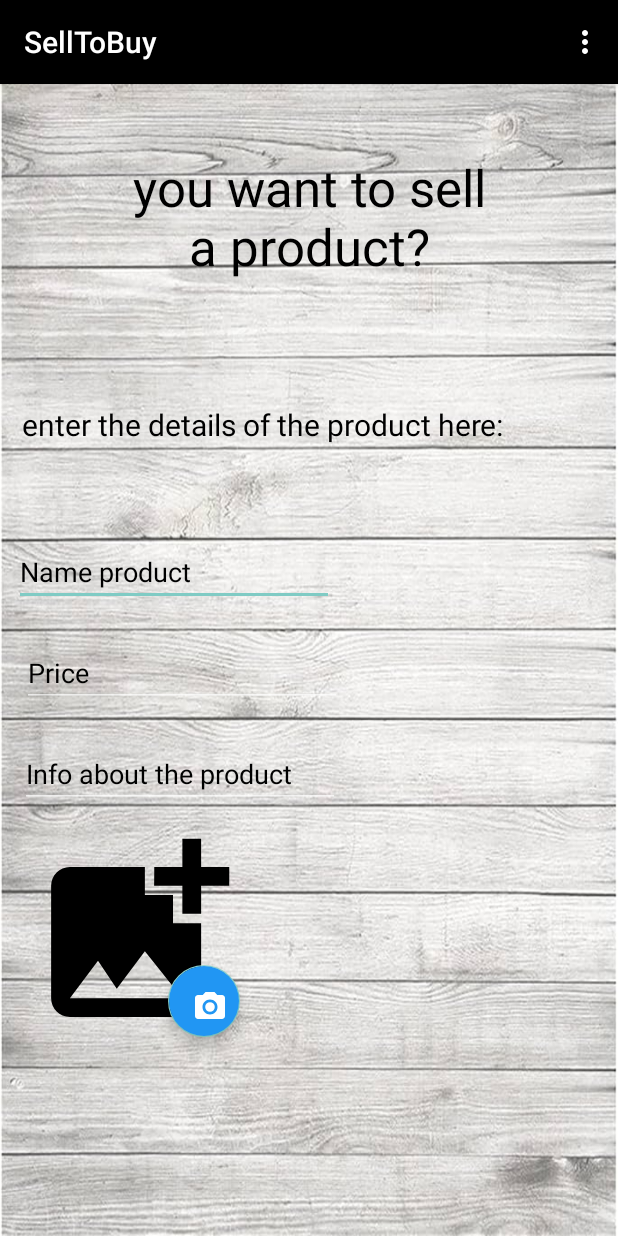
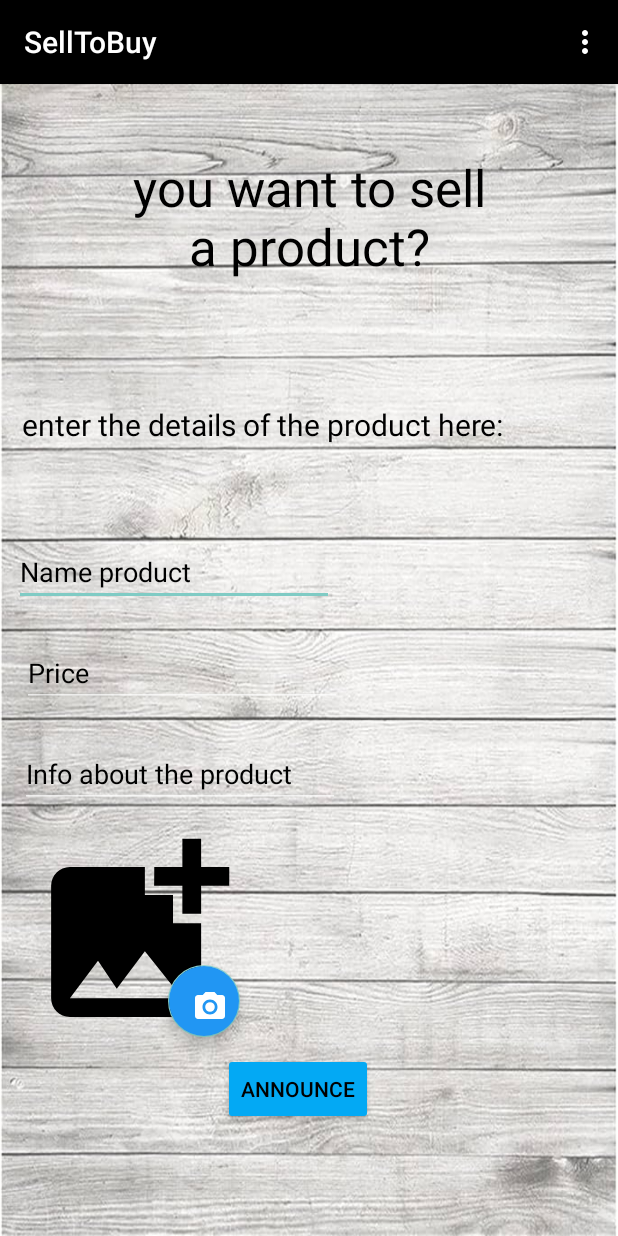
Before and after one commit to liamshmilo2/SellToBuy, an Android app: the screen it shows after launch once a user with an empty profile is signed in (Sell), in the options menu, after a tap on "Sell products", on a phone screen of 412 x 824 dp. Run offline under Robolectric (Android 15) with nearby library versions, the phone set to English and light mode, and no system bars; our stand-ins replace Firebase (no records; nobody signed in at launch, a user with empty details on screens opened directly).

Commit message:
final 30/10/23

```diff
--- a/app/src/main/java/com/example/selltobuy/FirebaseController.java
+++ b/app/src/main/java/com/example/selltobuy/FirebaseController.java
@@ -15,7 +15,7 @@ import com.google.firebase.database.FirebaseDatabase;
 
 public class FirebaseController {
 
-    private static FirebaseAuth mAuth;
+    private static FirebaseAuth MAUTH;
     private static FirebaseDatabase DATABASE;
     private static DatabaseReference MYREF;
     private Context context;
@@ -26,9 +26,9 @@ public class FirebaseController {
 
     public static FirebaseAuth getAuth()
     {
-        if(mAuth == null)
-            mAuth=FirebaseAuth.getInstance();
-        return mAuth;
+        if(MAUTH == null)
+            MAUTH =FirebaseAuth.getInstance();
+        return MAUTH;
     }
 
      public static FirebaseDatabase getDATABASE()
--- a/app/src/main/java/com/example/selltobuy/Sell.java
+++ b/app/src/main/java/com/example/selltobuy/Sell.java
@@ -9,16 +9,23 @@ import android.os.Bundle;
 import android.view.Menu;
 import android.view.MenuItem;
 import android.view.View;
+import android.widget.Button;
+import android.widget.EditText;
 import android.widget.ImageView;
+import android.widget.Toast;
 
 import com.google.android.material.floatingactionbutton.FloatingActionButton;
 
+import java.util.Calendar;
+import java.util.Date;
 import java.util.Objects;
 
-public class Sell extends AppCompatActivity {
+public class Sell extends AppCompatActivity implements View.OnClickListener {
 
     ImageView imageView;
     FloatingActionButton button;
+    Button btnSell;
+    EditText editTextName,editTextPrice,editTextInfo;
 
     @SuppressLint("MissingInflatedId")
     @Override
@@ -29,6 +36,11 @@ public class Sell extends AppCompatActivity {
 
         imageView = findViewById(R.id.imageView);
         button=findViewById(R.id.floatingActionButton);
+        btnSell=findViewById(R.id.buttonsell);
+        btnSell.setOnClickListener(this);
+        editTextName=findViewById(R.id.editTextName);
+        editTextInfo=findViewById(R.id.editTextInfo);
+        editTextPrice=findViewById(R.id.editTextPrice);
 
 //        button.setOnClickListener(new View.OnClickListener() {
 //            @Override
@@ -69,4 +81,23 @@ public class Sell extends AppCompatActivity {
 //        }
         return true;
     }
+
+    @Override
+    public void onClick(View view) {
+        if(view==btnSell)
+        {
+            String name = editTextName.getText().toString();
+            String info = editTextInfo.getText().toString();
+            int price =Integer.parseInt(editTextPrice.getText().toString());
+            Calendar calendar = Calendar.getInstance();
+            int day  = calendar.get(Calendar.DAY_OF_MONTH);
+            int month = calendar.get(Calendar.MONTH);
+            int year = calendar.get(Calendar.YEAR);
+            Date date1 = new Date(year,month,day);
+            Calendar calendar1 = Calendar.getInstance();
+            calendar1.set(date1.getYear(),date1.getMonth(),date1.getDay()+7);
+            Date date2 = new Date(calendar1.get(Calendar.YEAR) , calendar1.get(Calendar.MONTH),calendar1.get(Calendar.DAY_OF_MONTH));
+            Toast.makeText(this, date2.toString(), Toast.LENGTH_SHORT).show();
+        }
+    }
 }
--- a/app/src/main/java/com/example/selltobuy/Userdetails.java
+++ b/app/src/main/java/com/example/selltobuy/Userdetails.java
@@ -22,6 +22,8 @@ public class Userdetails extends AppCompatActivity {
         emaildetails=findViewById(R.id.emaildetails);
         coinsDetails=findViewById(R.id.coinsDetails);
         firebaseController=new FirebaseController(this);
+
+
 
 
     }
--- a/app/src/main/res/layout/activity_sell.xml
+++ b/app/src/main/res/layout/activity_sell.xml
@@ -112,4 +112,18 @@
         android:contentDescription="TODO"
         android:focusable="true" />
 
+    <Button
+        android:id="@+id/buttonsell"
+        android:layout_width="wrap_content"
+        android:layout_height="wrap_content"
+        android:layout_marginStart="154dp"
+        android:layout_marginTop="5dp"
+        android:layout_marginEnd="169dp"
+        android:text="announce"
+        android:backgroundTint="#03A9F4"
+        android:textColor="@color/black"
+        app:layout_constraintEnd_toEndOf="parent"
+        app:layout_constraintStart_toStartOf="parent"
+        app:layout_constraintTop_toBottomOf="@+id/imageView2" />
+
 </androidx.constraintlayout.widget.ConstraintLayout>
```
